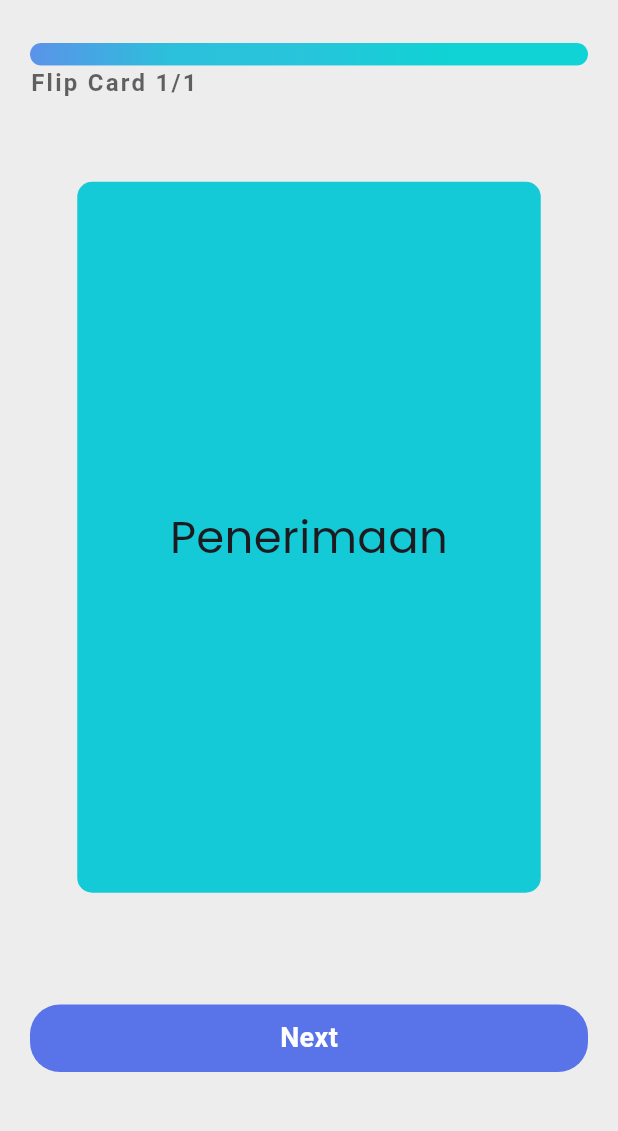
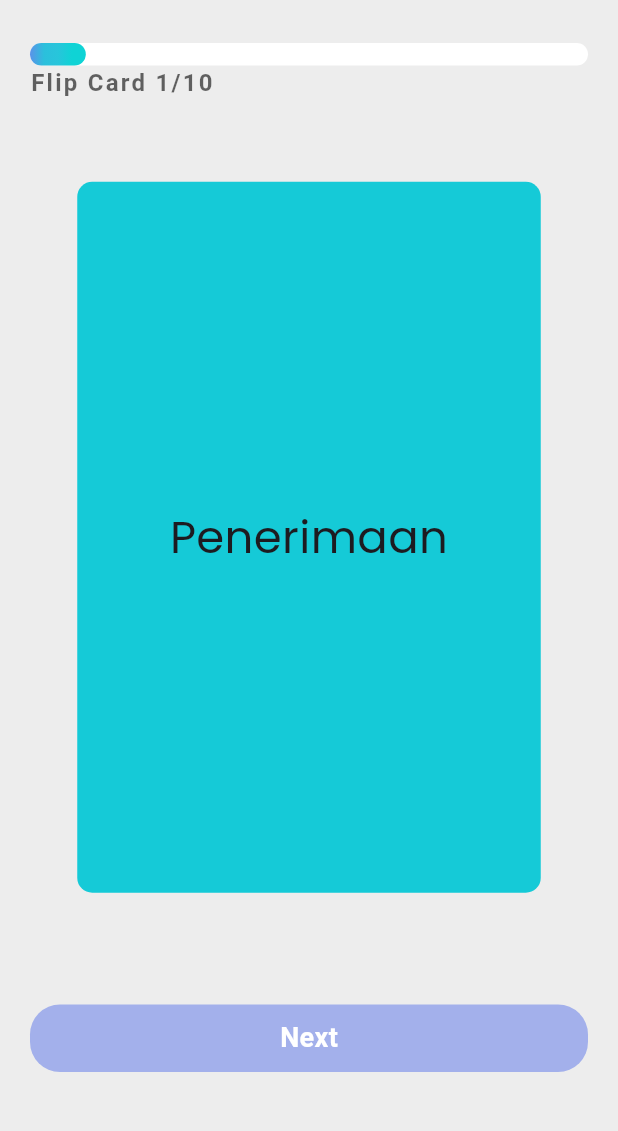
Before and after one commit to ScaraMocchie/scriby, a Flutter app: the MaterialsPage screen opened directly, after a tap on "Emotions", on a phone screen of 412 x 824 dp, the part 104-1235 px from its top. Run offline on Flutter 3.47's test engine with Material 3 defaults, Android fonts, the phone set to English and light mode, and no system bars; our stand-ins replace auto_size_text, fl_chart, flutter_svg, get, just_audio, percent_indicator and 1 more; missing offline and left inert: string_similarity; accounts and stored records are empty; network calls fail; project files that could hold a hidden picture were left out.

Commit message:
add some materials and change UI for leaderboard

```diff
--- a/lib/controllers/dataMateri.dart
+++ b/lib/controllers/dataMateri.dart
@@ -19,23 +19,35 @@ class DataMateri{
   static Materi materiVocab = vocabMaterials[1]; //ini perlu diset pas pilih vocab
   static String judulVocab = ''; //ini perlu diset pas pilih vocab
   static String? materialType = "Vocabulary";
+
+  // list materi flip card
   static List<Materi> vocabMaterials = [
     Materi(
-      image: "no",
+      image: "https://img.freepik.com/free-vector/flat-design-schizophrenia-illustration_23-2149364625.jpg",
       judulMateri: "Emotions",
       vocab: [
-        ["Penerimaan", "Acceptance", "https://img.freepik.com/free-vector/high-self-esteem-illustration-with-woman-leaves_23-2148723709.jpg"]
+        ["Penerimaan", "Acceptance", "https://cdn-icons-png.flaticon.com/512/3409/3409521.png", 'Complete icons created by Freepik - Flaticon'],
+        ["Kekaguman", "Admiration", "https://cdn-icons-png.flaticon.com/512/6002/6002288.png", 'Admiration icons created by Flat Icons - Flaticon'],
+        ["Kasih sayang", "Affection", "https://cdn-icons-png.flaticon.com/512/4143/4143197.png", 'Heart icons created by Freepik - Flaticon'],
+        ["Kekesalan", "Aggravation", "https://cdn-icons-png.flaticon.com/512/9930/9930262.png", 'Crazy icons created by Leremy - Flaticon'],
+        ["Kemarahan", "Anger", "https://cdn-icons-png.flaticon.com/512/260/260171.png", 'Emoji icons created by Freepik - Flaticon'],
+        ["Kesedihan mendalam", "Anguish", "https://cdn-icons-png.flaticon.com/512/16499/16499849.png", 'Frame of mind icons created by Three musketeers - Flaticon'],
+        ["Kecemasan", "Anxiety", 'https://cdn-icons-png.flaticon.com/512/7145/7145123.png','Stress icons created by Freepik - Flaticon'],
+        ["Ketertarikan", 'Attraction', 'https://cdn-icons-png.flaticon.com/512/12984/12984106.png', 'Attraction icons created by Freepik - Flaticon'],
+        ['Kebosanan','Boredom', 'https://cdn-icons-png.flaticon.com/512/14937/14937634.png', 'Boredom icons created by RomStu - Flaticon'],
+        ['Kehati-hatian', 'Caution','https://cdn-icons-png.flaticon.com/512/3061/3061375.png', 'Caution icons created by Freepik - Flaticon']
       ]
     ),
     Materi(
-      image: "no",
+      image: "https://img.freepik.com/free-psd/3d-icon-weather-conditions-with-rain-sun_23-2150108737.jpg",
       judulMateri: "General Weather",
       vocab: [
         ["Iklim", "Climate", "https://static.vecteezy.com/system/resources/previews/003/447/447/original/climate-change-destroying-earth-illustration-vector.jpg"],
-        ["Cerah", "Sunny", "https://www.shutterstock.com/image-vector/sunny-cartoon-vector-weather-icon-260nw-1459600367.jpg"]
+        ["Cerah", "Sunny", "https://www.shutterstock.com/image-vector/sunny-cartoon-vector-weather-icon-260nw-1459600367.jpg"],
       ]
     ),
   ];
+
 //QUIZ DUTULIS DI JUDUL MATERI SEBAGAI Quiz
   static List<Materi> tensesMaterials = [
     Materi(judulMateri: 'Apa itu "tenses"?',
@@ -44,12 +56,99 @@ class DataMateri{
       Isi(content: "\n      Dalam bahasa Inggris, kata 'tense' (bentuk jamak 'tenses') digunakan untuk menunjukkan karakteristik kata kerja dalam sebuah kalimat. Tense pada suatu kata kerja digunakan untuk menggambarkan waktu tertentu di mana suatu peristiwa terjadi.\n\n     Tense adalah bentuk kata kerja yang mengindikasikan waktu kapan suatu tindakan, peristiwa atau keadaan itu terjadi, apakah di masa lampau, sekarang atau yang akan datang. Tenses menjadi aspek penting dalam tata bahasa Inggris untuk menyampaikan makna dan konteks waktu dengan tepat dalam kalimat.", type: "paragraf"),
       // Isi(content: "ini li\ninijuga li", type: "li")
     ],
-    image: "no",),
+    image: "no",
+    ),
+    Materi(judulMateri: 'Perbedaan ’Tenses’ dalam Bahasa Inggris', image: 'no',
+    subJudul: [
+      Isi(content: 'https://cdn.pixabay.com/photo/2018/03/13/11/26/clock-3222267_1280.jpg', type: 'image'),
+      Isi(content: '\n\t\t\t\t\tDalam bahasa inggris, terdapat 3 Tenses utama, dimana masing-masing tenses tersebut terklasifikasi ke dalam 4 bentuk. Dengan demikian, terdapat 12 tenses yang terbentuk dalam bahasa inggris.', type: 'paragraf'),
+      Isi(content: '\n\t\t\t\t\t3 tenses utama :', type: 'title'),
+      Isi(content: "Present Tense\nPast Tense\nFuture Tense", type: 'li'),
+      Isi(content: "\n\t\t\t\t\t4 bentuk tenses :", type: 'title'),
+      Isi(content: "Simple Tense Form\nContinuous Tense Form\nPerfect Tense Form\nPerfect Continuous Tense Form", type: 'li'),
+      Isi(content: '\n\t\t\t\t\t12 tenses yang terbentuk', type: 'title'),
+      Isi(content: 'Simple Present Tense\nSimple Past Tense\nSimple Future Tense\nPresent Continuous Tense\nPast Continuous Tense\nFuture Continuous Tense\nPresent Perfect Tense\nPast Perfect Tense\nFuture Perfect Tense\nPresent Perfect Continuous Tense\nPast Perfect Continuous Tense\nFuture Perfect Continuous Tense', type: 'li')
+      ]),
+    Materi(judulMateri: "Jenis-jenis ’Tenses’", image: 'no',
+    subJudul:[
+    Isi(content: 'https://cdn.pixabay.com/photo/2023/01/15/16/20/library-7720589_1280.jpg', type: 'image'),
+
+    Isi(content: '\n\t\t\t\t\t1. Simple Present Tense', type: 'title'),
+    Isi(content: 'Digunakan untuk menyatakan fakta, kebiasaan, atau tindakan yang sedang berlangsung.\nContoh: I study English. (Saya belajar bahasa Inggris.)', type: 'paragraf'),
+
+    Isi(content: '\n\t\t\t\t\t2. Present Continuous Tense', type: 'title'),
+    Isi(content: 'Digunakan untuk menyatakan tindakan yang sedang berlangsung saat ini.\nContoh: She is reading a book. (Dia sedang membaca buku.)', type: 'paragraf'),
+
+    Isi(content: '\n\t\t\t\t\t3. Simple Past Tense', type: 'title'),
+    Isi(content: 'Digunakan untuk menyatakan tindakan yang telah selesai di masa lampau.\nContoh: I visited my grandparents last weekend. (Saya mengunjungi kakek-nenek saya akhir pekan lalu.)', type: 'paragraf'),
+
+    Isi(content: '\n\t\t\t\t\t4. Past Continuous Tense', type: 'title'),
+    Isi(content: 'Digunakan untuk menyatakan tindakan yang sedang berlangsung di masa lampau.\nContoh: They were watching a movie when I arrived. (Mereka sedang menonton film ketika saya tiba.)', type: 'paragraf'),
+
+    Isi(content: '\n\t\t\t\t\t5. Present Perfect Tense', type: 'title'),
+    Isi(content: 'Digunakan untuk menyatakan tindakan yang telah selesai di masa lampau, tetapi masih memiliki relevansi dengan masa kini.\nContoh: I have finished my homework. (Saya telah menyelesaikan pekerjaan rumah saya.)', type: 'paragraf'),
+
+    Isi(content: '\n\t\t\t\t\t6. Present Perfect Continuous Tense', type: 'title'),
+    Isi(content: 'Digunakan untuk menyatakan tindakan yang telah berlangsung selama beberapa waktu dan mungkin masih berlangsung.\nContoh: She has been studying English for two years. (Dia telah belajar bahasa Inggris selama dua tahun.)', type: 'paragraf'),
+
+    Isi(content: '\n\t\t\t\t\t7. Simple Future Tense', type: 'title'),
+    Isi(content: 'Digunakan untuk menyatakan tindakan yang akan terjadi di masa depan.\nContoh: I will go to the park tomorrow. (Saya akan pergi ke taman besok.)', type: 'paragraf'),
+
+    Isi(content: '\n\t\t\t\t\t8. Future Continuous Tense', type: 'title'),
+    Isi(content: 'Digunakan untuk menyatakan tindakan yang akan sedang berlangsung di masa depan.\nContoh: They will be watching a movie at 8 PM. (Mereka akan sedang menonton film pada pukul 8 malam.)', type: 'paragraf'),
+
+    Isi(content: '\n\t\t\t\t\t9. Future Perfect Tense', type: 'title'),
+    Isi(content: 'Digunakan untuk menyatakan tindakan yang akan selesai di masa depan sebelum waktu tertentu.\nContoh: By next week, I will have finished my project. (Minggu depan, saya akan telah menyelesaikan proyek saya.)', type: 'paragraf'),
+
+    Isi(content: '\n\t\t\t\t\t10. Future Perfect Continuous Tense', type: 'title'),
+    Isi(content: 'Digunakan untuk menyatakan tindakan yang akan telah berlangsung selama beberapa waktu di masa depan.\nContoh: By the end of the year, she will have been working here for five years. (Pada akhir tahun, dia akan telah bekerja di sini selama lima tahun.)', type: 'paragraf'),
+
+    Isi(content: '\n\t\t\t\t\t11. Past Perfect Tense', type: 'title'),
+    Isi(content: 'Digunakan untuk menyatakan tindakan yang telah selesai sebelum waktu tertentu di masa lampau.\nContoh: I had finished my homework before I went to bed. (Saya telah menyelesaikan pekerjaan rumah saya sebelum saya pergi tidur.)', type: 'paragraf'),
+
+    Isi(content: '\n\t\t\t\t\t12. Past Perfect Continuous Tense', type: 'title'),
+    Isi(content: 'Digunakan untuk menyatakan tindakan yang telah berlangsung selama beberapa waktu di masa lampau sebelum waktu tertentu.\nContoh: She had been studying for the exam for three months before she took it. (Dia telah belajar untuk ujian selama tiga bulan sebelum dia mengikutinya.)', type: 'paragraf'),
+]
+
+    ),
     Materi(judulMateri: "Quiz", subJudul: [], image: "https://raw.githubusercontent.com/ScaraMocchie/images/main/Ellipse%2011.png")
     // Materi(judulMateri: "Quiz 1", subJudul: [], image: "no")
   ];
   static List<Materi> modalsMaterials = [
-    Materi(judulMateri: 'Apa itu "modals"?', subJudul: [], image: "no"),
+    Materi(judulMateri: 'Apa itu "modals"?', subJudul: [
+    Isi(content: 'https://cdn.pixabay.com/photo/2020/11/08/11/29/woman-5723452_1280.jpg', type: 'image'),
+    Isi(content: '\n\t\t\t\t\tKata kerja dapat diberi bermacam-macam gagasan oleh kata-kata yang disebut Modals. Gagasan tersebut dapat berupa kemampuan, izin, dan kemungkinan. Modals tidak dipengaruhi oleh subjek, tetapi dipengaruhi oleh bentuk tenses.\nMenurut arti dan penggunaannya, modal dapat dijelaskan sebagai berikut:', type: 'paragraf'),
+
+    Isi(content: '\n\t\t\t\t\t1. Modals untuk menunjukkan kemampuan', type: 'title'),
+    Isi(content: 'Can : Present tense\nCould : Past tense\nCan not / Can’t, Could not/ Couldn’t : Negatif', type: 'li'),
+    Isi(content: 'Contoh:', type: 'paragraf'),
+    Isi(content: 'He can sing a song. (Dia bisa menyanyikan sebuah lagu)\nShe could dance when she was sixteen. (Dia bisa menari ketika dia berusia 16 tahun)\nHe can\'t read. (Dia tidak bisa membaca)', type: 'li'),
+
+    Isi(content: '\n\t\t\t\t\t2. Modals untuk Meminta dan Memberi Izin', type: 'title'),
+    Isi(content: 'May: Present tense\nMight: Past tense\nMay not, Might not: Negatif', type: 'li'),
+    Isi(content: 'Contoh:', type: 'paragraf'),
+    Isi(content: 'May I borrow your pen? (Bolehkah saya meminjam pulpen Anda?)\nYou might have asked me first. (Anda mungkin telah menanyakan saya terlebih dahulu)\nYou may not come in. (Anda tidak boleh masuk)', type: 'li'),
+
+    Isi(content: '\n\t\t\t\t\t3. Modals untuk Menunjukkan Keharusan Berbuat Sesuatu', type: 'title'),
+    Isi(content: 'Must: Present tense\nHad to: Past tense\nMust not, Mustn\'t: Negatif', type: 'li'),
+    Isi(content: 'Contoh:', type: 'paragraf'),
+    Isi(content: 'You must obey the rules. (Anda harus mematuhi aturan)\nI had to work late last night. (Saya harus bekerja lembur tadi malam)\nYou mustn\'t smoke here. (Anda tidak boleh merokok di sini)', type: 'li'),
+
+    Isi(content: '\n\t\t\t\t\t4. Modals untuk Menunjukkan Kemungkinan', type: 'title'),
+    Isi(content: 'May, Might, Could: Present/Future tense\nMay not, Might not, Could not: Negatif', type: 'li'),
+    Isi(content: 'Contoh:', type: 'paragraf'),
+    Isi(content: 'It may rain today. (Mungkin akan hujan hari ini)\nShe might be late. (Dia mungkin terlambat)\nIt could not be true. (Itu bisa jadi tidak benar)', type: 'li'),
+
+    Isi(content: '\n\t\t\t\t\t5. Modals untuk Menyatakan Kesediaan di Masa Depan', type: 'title'),
+    Isi(content: 'Will: Future tense\nWould: Past tense / lebih sopan\nWill not, Would not: Negatif', type: 'li'),
+    Isi(content: 'Contoh:', type: 'paragraf'),
+    Isi(content: 'I will help you with your homework. (Saya akan membantu Anda dengan pekerjaan rumah Anda)\nShe said she would buy a new car. (Dia bilang dia akan membeli mobil baru)\nThey would not accept our offer. (Mereka tidak akan menerima tawaran kami)', type: 'li'),
+
+    Isi(content: '\n\t\t\t\t\t6. Modals dalam Bentuk Perfect', type: 'title'),
+    Isi(content: 'Have to, Has to, Had to: Keharusan\nShould have, Ought to have: Menyatakan sesuatu yang seharusnya dilakukan', type: 'li'),
+    Isi(content: 'Contoh:', type: 'paragraf'),
+    Isi(content: 'I have to finish this report by tomorrow. (Saya harus menyelesaikan laporan ini besok)\nHe had to leave early. (Dia harus pergi lebih awal)\nYou should have told me the truth. (Anda seharusnya memberitahu saya yang sebenarnya)', type: 'li')
+], image: "no"),
     Materi(judulMateri: "Quiz", subJudul: [
       Isi(content: "cuma contoh", type: "paragraf")
     ], image: "https://raw.githubusercontent.com/ScaraMocchie/images/main/Ellipse%2011.png")
--- a/lib/screens/matrials_page.dart
+++ b/lib/screens/matrials_page.dart
@@ -98,7 +98,7 @@ class _MaterialsPageState extends State<MaterialsPage> {
                     itemCount: displayedMaterials.length,
                     itemBuilder: (context, index) {
                       var data = displayedMaterials[index];
-                      return MaterialCard(data.image, data.judulMateri, context, index, DataMateri.materialType!);
+                      return MaterialCard(width,data.image, data.judulMateri, context, index, DataMateri.materialType!);
                     },
                   ))
                 ]
--- a/lib/screens/quiz_page.dart
+++ b/lib/screens/quiz_page.dart
@@ -55,7 +55,7 @@ class _QuizPageState extends State<QuizPage> {
       });
     } else {
       print(benar/quiz.length);
-      Navigator.push(context,  MaterialPageRoute(builder: (context) => GradePage2())); // Navigate back to home or another specified route
+      Navigator.push(context,  MaterialPageRoute(builder: (context) => GradePage2(nilai: benar/quiz.length,))); // Navigate back to home or another specified route
     }
   }
 
--- a/lib/screens/vocabulary_page.dart
+++ b/lib/screens/vocabulary_page.dart
@@ -1,4 +1,5 @@
 import 'package:flutter/material.dart';
+import 'package:flutter/rendering.dart';
 import 'dart:math';
 import 'package:tobaapp/controllers/dataMateri.dart';
 import 'package:tobaapp/controllers/routes.dart';
@@ -14,6 +15,7 @@ class _VocabularyPageState extends State<VocabularyPage> {
   int currentIndex = 0;
   late PageController _controller;
   bool isBack = true;
+  bool isTap = false;
   double angle = 0;
 
   Materi thismateriVocab = DataMateri.materiVocab;
@@ -31,12 +33,14 @@ class _VocabularyPageState extends State<VocabularyPage> {
   }
   void _flip() {
     setState(() {
+
       angle = (angle + pi) % (2 * pi);
     });
   }
   void nextPage() {
-    if (currentIndex < thismateriVocab.vocab.length - 1) {
+    if (currentIndex < thismateriVocab.vocab.length - 1 && isTap == true) {
       setState(() {
+        isTap = false;
         if(isBack == false){
           _flip();
         };
@@ -47,7 +51,8 @@ class _VocabularyPageState extends State<VocabularyPage> {
           curve: Curves.easeInOut,
         );
       });
-    } else {
+    } else if (isTap == false){}
+    else {
       Routes.getBack(); // Navigate back to home or another specified route
     }
   }
@@ -139,7 +144,9 @@ class _VocabularyPageState extends State<VocabularyPage> {
                       children: [
                         // Flip card content
                         GestureDetector(
-                onTap: _flip,
+                onTap: (){
+                  _flip(); isTap = true;
+                },
                 child: TweenAnimationBuilder(
                     tween: Tween<double>(begin: 0, end: angle),
                     duration: Duration(seconds: 1),
@@ -191,11 +198,20 @@ class _VocabularyPageState extends State<VocabularyPage> {
                                         mainAxisAlignment: MainAxisAlignment.center,
                                         crossAxisAlignment: CrossAxisAlignment.center,
                                         children: [
-                                          CircleAvatar(
-                                            radius: width/4,
-                                            backgroundImage:  NetworkImage(thismateriVocab.vocab[i][2])
-                                          ),
+                                          Container(
+                                                height: 200,
+                                                decoration: BoxDecoration(
+                                                  borderRadius: BorderRadius.circular(20)
+                                                ),
+                                                child: Image.network(thismateriVocab.vocab[i][2]),
+                                              ),
                                           SizedBox(height: 10,),
+                                          Opacity(
+                                                opacity: 0.5,
+                                                child: Text(thismateriVocab.vocab[i][3], textAlign: TextAlign.center, style: TextStyle(fontSize: 7, fontFamily: "Poppins"),)
+                                                ),
+
+                                          SizedBox(height: 20,),
                                           SizedBox(width: width-60,
                                             child:
                                             Text(thismateriVocab.vocab[i][1],
@@ -225,7 +241,7 @@ class _VocabularyPageState extends State<VocabularyPage> {
                   height: 45,
                   decoration: BoxDecoration(
                     borderRadius: BorderRadius.circular(20),
-                    color: Color(0xff5974e9),
+                    color: (isTap==false)?Color(0xff5974e9).withOpacity(0.5):Color(0xff5974e9),
                   ),
                   child: Text(
                     'Next',
--- a/lib/widgets/matrialCard.dart
+++ b/lib/widgets/matrialCard.dart
@@ -4,7 +4,7 @@ import 'package:tobaapp/controllers/routes.dart';
 import 'package:tobaapp/screens/contentMateri_page.dart';
 import 'package:tobaapp/screens/quiz_page.dart';
 
-Widget MaterialCard(String imageLink, String title, BuildContext context, int index, String type){
+Widget MaterialCard(double width, String imageLink, String title, BuildContext context, int index, String type){
   Routes.tempContext = context;
   return InkWell(
     onTap: () {
@@ -58,9 +58,12 @@ Widget MaterialCard(String imageLink, String title, BuildContext context, int in
             Column(
               crossAxisAlignment: CrossAxisAlignment.start,
               children: [
-                Text(
+                SizedBox(
+                  width: width-141,
+                  child: Text(
                   title,
                   style:  TextStyle(fontSize: 14, fontWeight: FontWeight.bold),
+                ),
                 ),
 
               ],
--- a/pubspec.yaml
+++ b/pubspec.yaml
@@ -108,6 +108,8 @@ flutter:
     - assets/images/modals.png
     - assets/images/what-image.jpg
     - assets/icons/fluentscrib_logo.png
+    - assets/images/award 1.svg
+    - assets/images/award 1.png
 
     - assets/images/avatars/Avatar01.svg
     - assets/images/avatars/Avatar03.svg
```
Also changed, not shown: lib/controllers/quizData.dart (+12 -3 lines), lib/screens/contentMateri_page.dart (+6 -3 lines), lib/screens/lead_page.dart (+15 -10 lines), assets/images/award 1.png (added), assets/images/award 1.svg (added).
